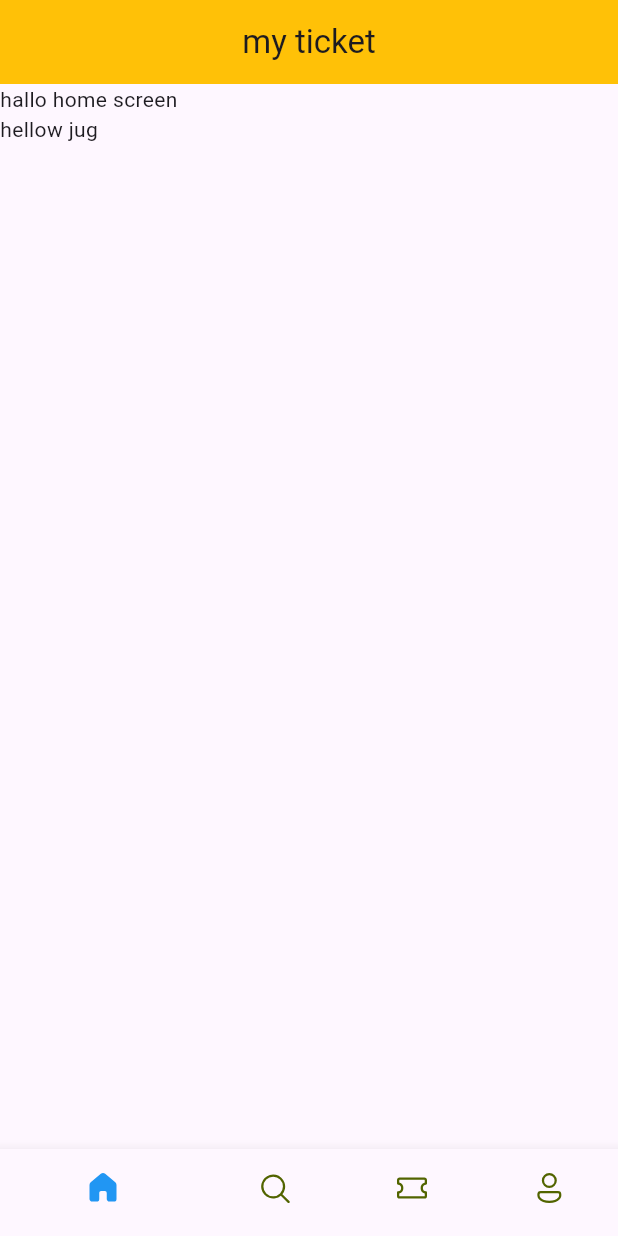
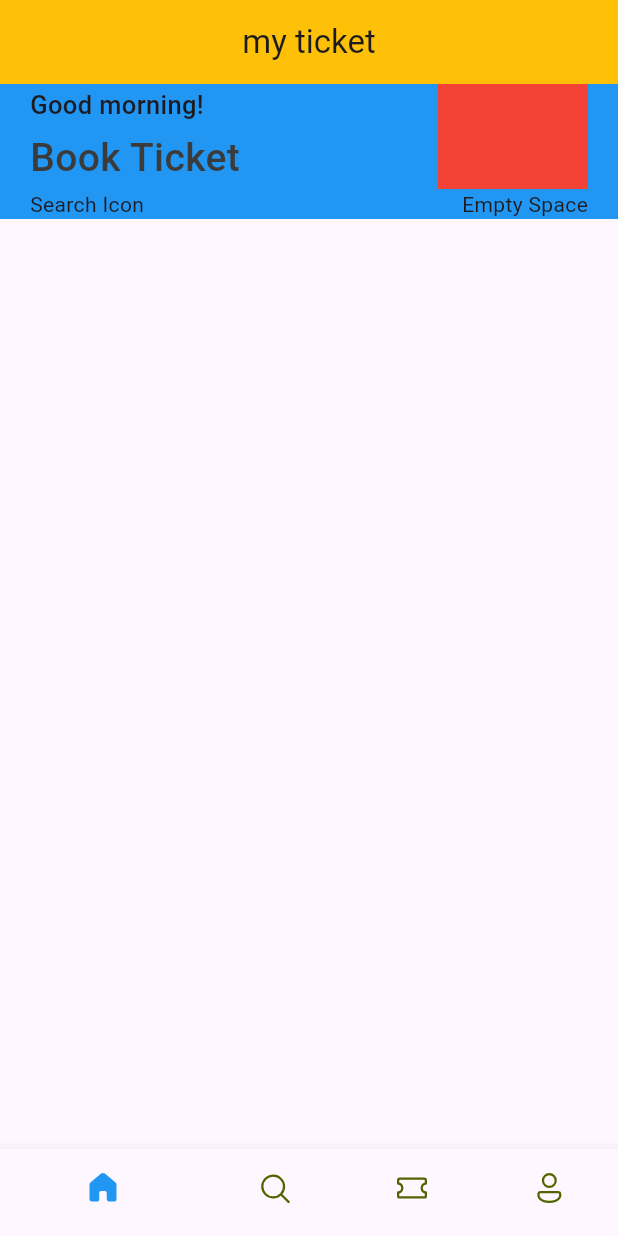
Before and after one commit to kotomonokeo/ticket-app-flutter, a Flutter app: the screen it shows after launch, on a phone screen of 412 x 824 dp. Run offline on Flutter 3.47's test engine with Material 3 defaults, Android fonts, the phone set to English and light mode, and no system bars; our stand-ins replace fluentui_icons.

Commit message:
add separate file for variable

```diff
--- /dev/null
+++ b/lib/base/res/styles/app_styles.dart
@@ -0,0 +1,17 @@
+import 'package:flutter/material.dart';
+
+Color primary = const Color(0xFF687daf);
+
+class AppStyles{
+  static Color primaryColor = primary;
+  static Color textColor = const Color(0xFF3b3b3b);
+
+  static TextStyle headLineStyle1 = TextStyle(
+      fontSize: 26,
+      fontWeight: FontWeight.w500,
+      color: textColor);
+
+  static TextStyle headLineStyle3 = const TextStyle(
+      fontSize: 17,
+      fontWeight: FontWeight.w500);
+}
--- a/lib/screens/home_screen.dart
+++ b/lib/screens/home_screen.dart
@@ -1,5 +1,7 @@
 import 'package:flutter/cupertino.dart';
 import 'package:flutter/material.dart';
+
+import '../base/res/styles/app_styles.dart';
 
 class HomeScreen extends StatefulWidget {
   const HomeScreen({super.key});
@@ -14,9 +16,40 @@ class _HomeScreenState extends State<HomeScreen> {
     return Scaffold(
       body: ListView(
         children: [
-          Container(child: Text('hallo home screen'),),
-          Container(child: Text('hellow jug'),)
-
+          Container(
+            color: Colors.blue,
+            padding: const EdgeInsets.symmetric(horizontal: 20),
+            child: Column(
+              children: [
+                Row(
+                  mainAxisAlignment: MainAxisAlignment.spaceBetween,
+                  children: [
+                    Column(
+                      crossAxisAlignment: CrossAxisAlignment.start,
+                      children: [
+                        Text('Good morning!',
+                            style: AppStyles.headLineStyle3),
+                        const SizedBox(
+                          height: 5,
+                        ),
+                        Text('Book Ticket',
+                            style: AppStyles.headLineStyle1)
+                      ],
+                    ),
+                    Container(
+                      color: Colors.red,
+                      width: 100,
+                      height: 70,
+                    )
+                  ],
+                ),
+                const Row(
+                  mainAxisAlignment: MainAxisAlignment.spaceBetween,
+                  children: [Text('Search Icon'), Text('Empty Space')],
+                )
+              ],
+            ),
+          )
         ],
       ),
     );
```
